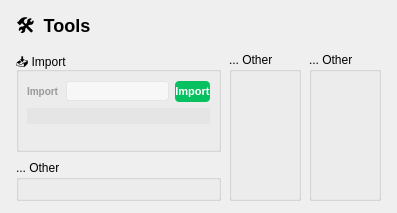
Above: main/core/tools/tools.ui from Mcriel-CHYJIE/YOLO before the change. Below: the same form after it.
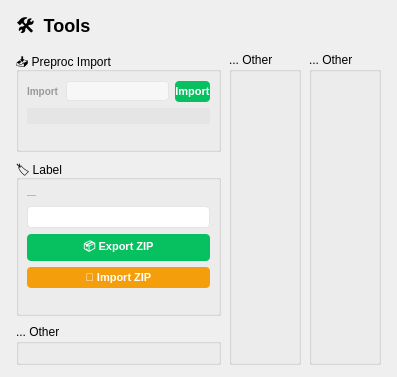
That is the form after the change.

```diff
--- a/main/core/tools/tools.ui
+++ b/main/core/tools/tools.ui
@@ -26,7 +26,7 @@
      <property name="spacing"><number>8</number></property>
 
      <item><widget class="QGroupBox" name="dataGroup">
-      <property name="title"><string>📥 Import</string></property>
+      <property name="title"><string>📥 Preproc Import</string></property>
      <layout class="QVBoxLayout" name="dataGroupLo">
       <property name="leftMargin"><number>8</number></property>
       <property name="rightMargin"><number>8</number></property>
@@ -70,8 +70,48 @@
     </widget></item>
 
     <item><widget class="QGroupBox" name="otherGroup">
-     <property name="title"><string>... Other</string></property>
+     <property name="title"><string>🏷️ Label</string></property>
      <layout class="QVBoxLayout" name="otherGroupLo">
+      <property name="leftMargin"><number>8</number></property>
+      <property name="rightMargin"><number>8</number></property>
+      <property name="spacing"><number>6</number></property>
+
+      <item><widget class="QLabel" name="labelPath">
+       <property name="text"><string>—</string></property>
+       <property name="minimumHeight"><number>13</number></property>
+       <property name="maximumHeight"><number>13</number></property>
+       <property name="styleSheet"><string>font-size:9px;color:#999;padding:0;margin:0;</string></property>
+      </widget></item>
+
+      <item><widget class="QComboBox" name="labelFolderCombo">
+       <property name="minimumHeight"><number>24</number></property>
+       <property name="styleSheet"><string>QComboBox{border:1px solid #e5e5e5;border-radius:4px;padding:2px 6px;background:#fff;font-size:10px;}QComboBox:focus{border-color:#07C160;}QComboBox::drop-down{border:none;width:16px;}</string></property>
+      </widget></item>
+
+      <item><widget class="QPushButton" name="labelExportBtn">
+       <property name="text"><string>📦 Export ZIP</string></property>
+       <property name="minimumHeight"><number>30</number></property>
+       <property name="styleSheet"><string>QPushButton{background:#07C160;color:#fff;border:none;padding:4px 0;font-size:11px;font-weight:600;border-radius:4px;}QPushButton:hover{background:#06ad56;}</string></property>
+      </widget></item>
+
+      <item><widget class="QPushButton" name="labelImportBtn">
+       <property name="text"><string>📂 Import ZIP</string></property>
+       <property name="minimumHeight"><number>30</number></property>
+       <property name="styleSheet"><string>QPushButton{background:#f59e0b;color:#fff;border:none;padding:4px 0;font-size:11px;font-weight:600;border-radius:4px;}QPushButton:hover{background:#d97706;}</string></property>
+      </widget></item>
+
+      <item><widget class="QLabel" name="labelStatus">
+       <property name="text"><string></string></property>
+       <property name="minimumHeight"><number>13</number></property>
+       <property name="maximumHeight"><number>13</number></property>
+       <property name="styleSheet"><string>font-size:9px;padding:0;margin:0;</string></property>
+      </widget></item>
+     </layout>
+    </widget></item>
+
+    <item><widget class="QGroupBox" name="otherPlaceholder">
+     <property name="title"><string>... Other</string></property>
+     <layout class="QVBoxLayout" name="otherPlaceholderLo">
       <property name="leftMargin"><number>8</number></property>
       <property name="rightMargin"><number>8</number></property>
       <property name="spacing"><number>6</number></property>
```
Left out of the diff: 2 changed lines with no effect on the pictures.
